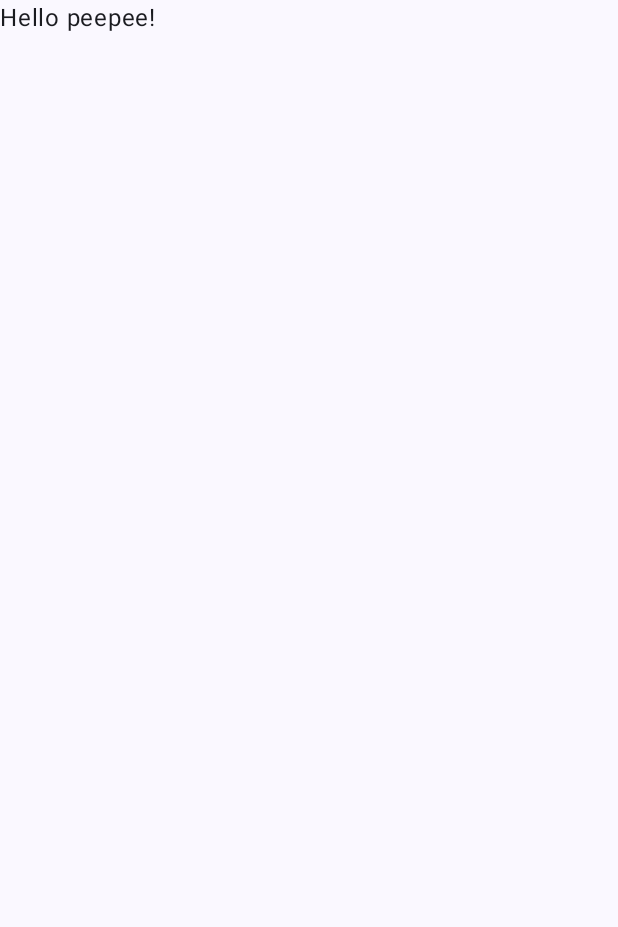
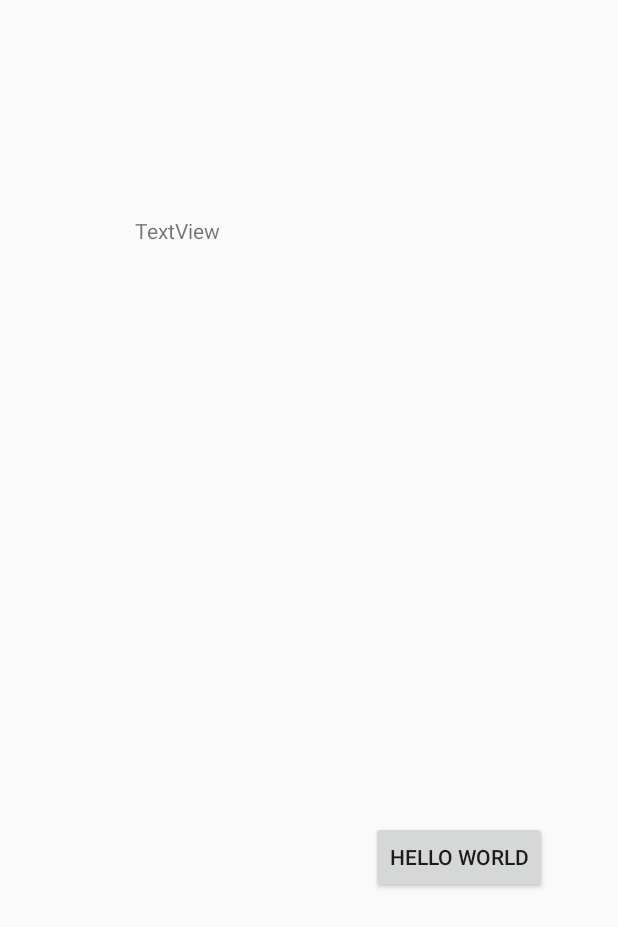
Before and after one commit to cerysmooney/MobileApps_TESTING_CODES_USE_THIS_FOR_PRACTISE, an Android app built with Jetpack Compose: the screen it shows after launch (MainActivity), on a phone screen of 412 x 824 dp. Before the commit the part shown is almost empty. Shown: the top 927 px of the screen. Run offline under Robolectric (Android 15) with nearby library versions, the phone set to English and light mode, and no system bars.

Commit message:
Testing layout - working

```diff
--- a/app/build.gradle.kts
+++ b/app/build.gradle.kts
@@ -59,6 +59,7 @@
     implementation("androidx.compose.ui:ui-graphics")
     implementation("androidx.compose.ui:ui-tooling-preview")
     implementation("androidx.compose.material3:material3")
+    implementation("androidx.constraintlayout:constraintlayout:2.1.4")
     testImplementation("junit:junit:4.13.2")
     androidTestImplementation("androidx.test.ext:junit:1.1.5")
     androidTestImplementation("androidx.test.espresso:espresso-core:3.5.1")
--- a/app/src/main/java/com/example/mobileapps_testing_codes_use_this_for_practise/MainActivity.kt
+++ b/app/src/main/java/com/example/mobileapps_testing_codes_use_this_for_practise/MainActivity.kt
@@ -26,6 +26,7 @@
                 }
             }
         }
+        setContentView(R.layout.my_layout)
     }
 }
 
--- /dev/null
+++ b/app/src/main/res/layout/my_layout.xml
@@ -0,0 +1,32 @@
+<?xml version="1.0" encoding="utf-8"?>
+<androidx.constraintlayout.widget.ConstraintLayout xmlns:android="http://schemas.android.com/apk/res/android"
+    xmlns:app="http://schemas.android.com/apk/res-auto"
+    xmlns:tools="http://schemas.android.com/tools"
+    android:layout_width="match_parent"
+    android:layout_height="match_parent"
+    tools:context=".MainActivity">
+
+    <Button
+        android:id="@+id/button"
+        android:layout_width="wrap_content"
+        android:layout_height="wrap_content"
+        android:text="Hello World"
+        app:layout_constraintBottom_toBottomOf="parent"
+        app:layout_constraintEnd_toEndOf="parent"
+        app:layout_constraintHorizontal_bias="0.84"
+        app:layout_constraintStart_toStartOf="parent"
+        app:layout_constraintTop_toTopOf="parent"
+        app:layout_constraintVertical_bias="0.705" />
+
+    <TextView
+        android:id="@+id/textView"
+        android:layout_width="wrap_content"
+        android:layout_height="wrap_content"
+        android:text="TextView"
+        app:layout_constraintBottom_toBottomOf="parent"
+        app:layout_constraintEnd_toEndOf="parent"
+        app:layout_constraintHorizontal_bias="0.254"
+        app:layout_constraintStart_toStartOf="parent"
+        app:layout_constraintTop_toTopOf="parent"
+        app:layout_constraintVertical_bias="0.179" />
+</androidx.constraintlayout.widget.ConstraintLayout>
```
